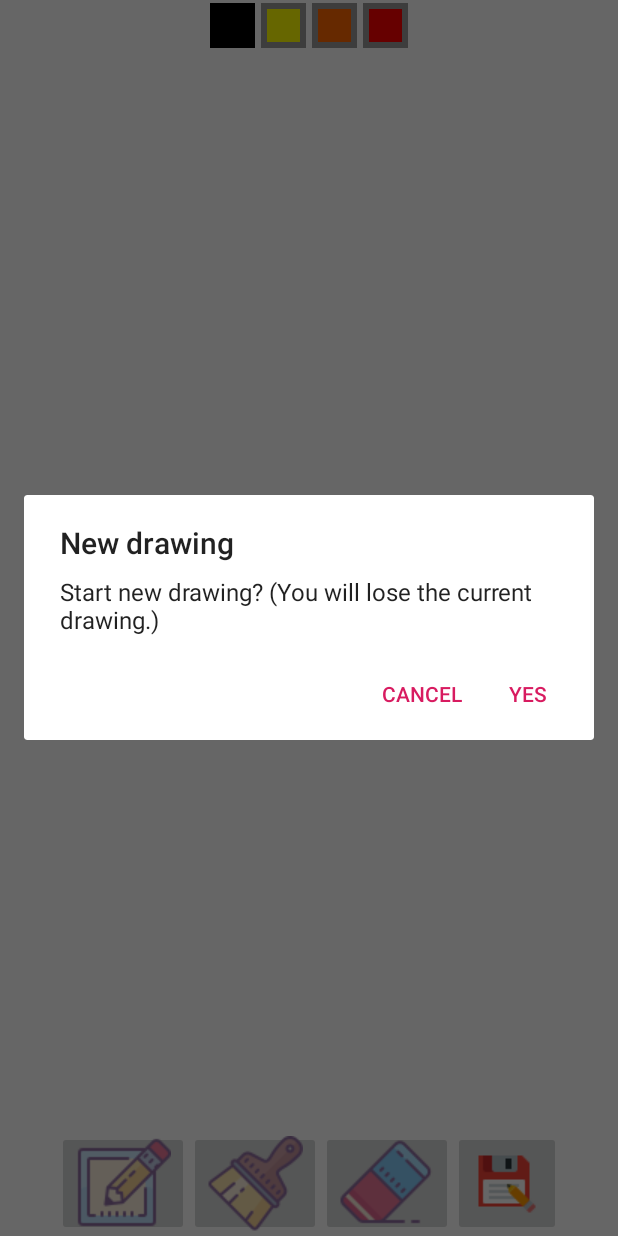
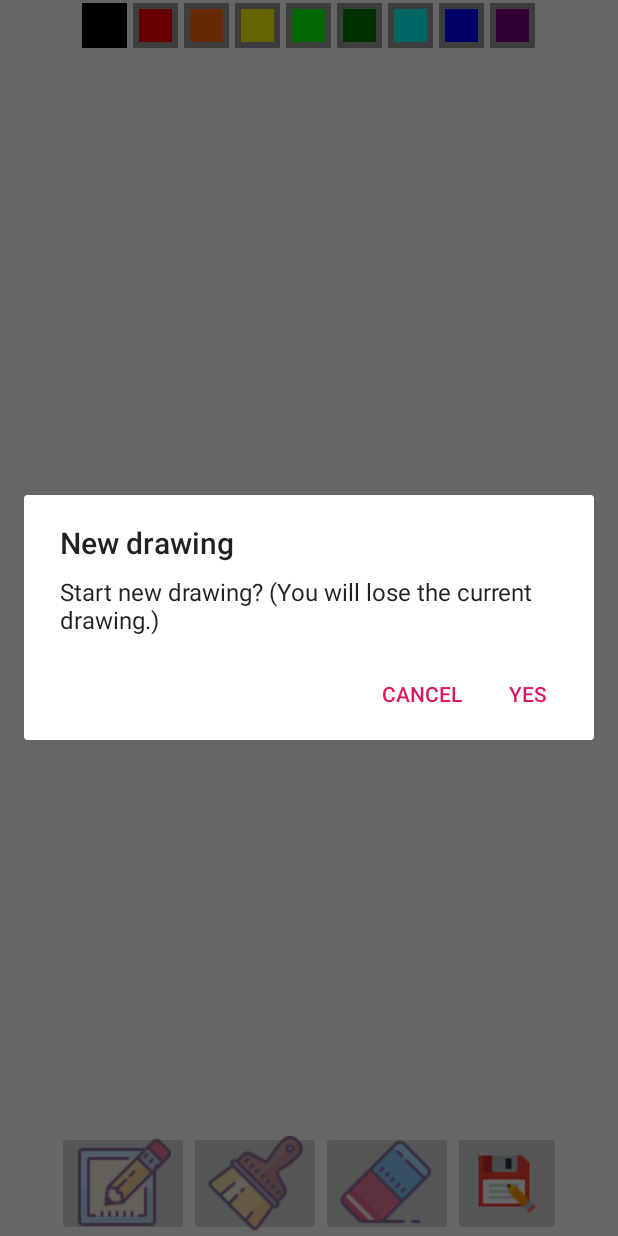
Before and after one commit to phamcindy619/SketchArt, an Android app: the PlayActivity screen opened directly, with no data from a screen before it, after a tap on "New", on a phone screen of 412 x 824 dp. Run offline under Robolectric (Android 15) with nearby library versions, the light colour scheme and no system bars.

Commit message:
Added more colors for paint

```diff
--- a/app/src/main/res/layout/activity_play.xml
+++ b/app/src/main/res/layout/activity_play.xml
@@ -27,15 +27,15 @@
             android:tag="#000000" />
 
         <ImageButton
-            android:id="@+id/yellow_button"
+            android:id="@+id/red_button"
             android:layout_width="@dimen/large_brush"
             android:layout_height="@dimen/large_brush"
             android:layout_margin="2dp"
-            android:background="#FFFF00"
+            android:background="#FF0000"
             android:contentDescription="@string/paint"
             android:onClick="paintClicked"
             android:src="@drawable/paint"
-            android:tag="#FFFF00" />
+            android:tag="#FF0000" />
 
         <ImageButton
             android:id="@+id/orange_button"
@@ -49,15 +49,70 @@
             android:tag="#FF6600" />
 
         <ImageButton
-            android:id="@+id/red_button"
+            android:id="@+id/yellow_button"
             android:layout_width="@dimen/large_brush"
             android:layout_height="@dimen/large_brush"
             android:layout_margin="2dp"
-            android:background="#FF0000"
+            android:background="#FFFF00"
             android:contentDescription="@string/paint"
             android:onClick="paintClicked"
             android:src="@drawable/paint"
-            android:tag="#FF0000" />
+            android:tag="#FFFF00" />
+
+        <ImageButton
+            android:id="@+id/lightgreen_button"
+            android:layout_width="@dimen/large_brush"
+            android:layout_height="@dimen/large_brush"
+            android:layout_margin="2dp"
+            android:background="#00FF00"
+            android:contentDescription="@string/paint"
+            android:onClick="paintClicked"
+            android:src="@drawable/paint"
+            android:tag="#00FF00" />
+
+        <ImageButton
+            android:id="@+id/darkgreen_button"
+            android:layout_width="@dimen/large_brush"
+            android:layout_height="@dimen/large_brush"
+            android:layout_margin="2dp"
+            android:background="#008000"
+            android:contentDescription="@string/paint"
+            android:onClick="paintClicked"
+            android:src="@drawable/paint"
+            android:tag="#008000" />
+
+        <ImageButton
+            android:id="@+id/lightblue_button"
+            android:layout_width="@dimen/large_brush"
+            android:layout_height="@dimen/large_brush"
+            android:layout_margin="2dp"
+            android:background="#00FFFF"
+            android:contentDescription="@string/paint"
+            android:onClick="paintClicked"
+            android:src="@drawable/paint"
+            android:tag="#00FFFF" />
+
+        <ImageButton
+            android:id="@+id/darkblue_button"
+            android:layout_width="@dimen/large_brush"
+            android:layout_height="@dimen/large_brush"
+            android:layout_margin="2dp"
+            android:background="#0000FF"
+            android:contentDescription="@string/paint"
+            android:onClick="paintClicked"
+            android:src="@drawable/paint"
+            android:tag="#0000FF" />
+
+        <ImageButton
+            android:id="@+id/purple_button"
+            android:layout_width="@dimen/large_brush"
+            android:layout_height="@dimen/large_brush"
+            android:layout_margin="2dp"
+            android:background="#800080"
+            android:contentDescription="@string/paint"
+            android:onClick="paintClicked"
+            android:src="@drawable/paint"
+            android:tag="#800080" />
     </LinearLayout>
 
     <com.inphamous.sketchart.DrawView
```
